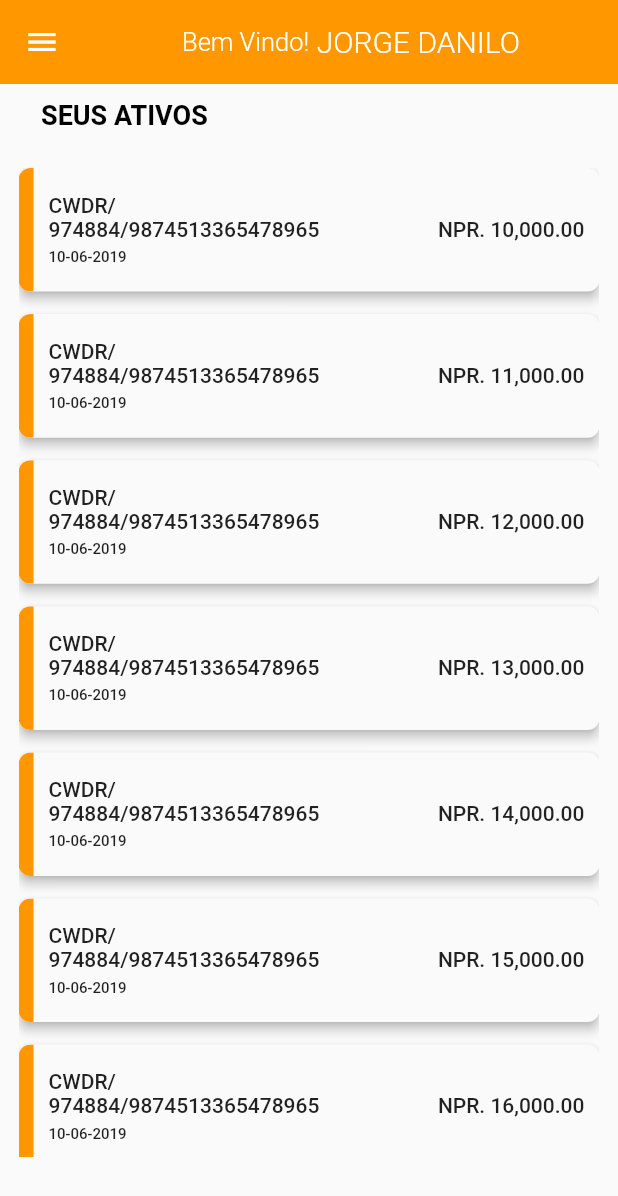
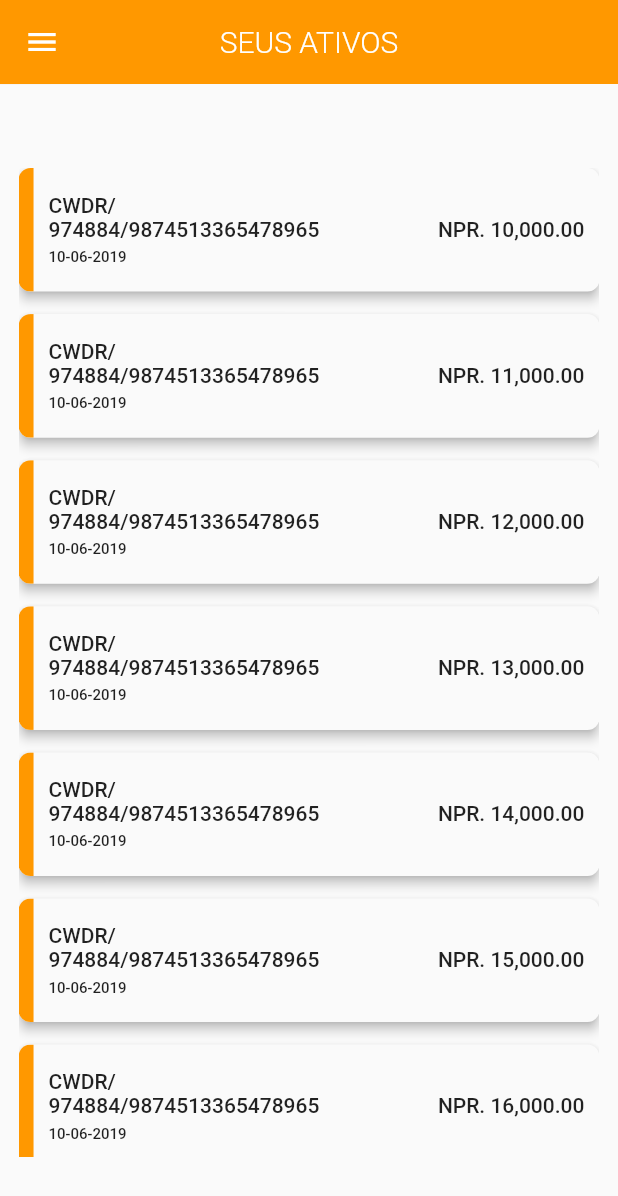
Before and after one commit to JorgeDanilo/Sua-Carteira-Investimentos, a Flutter app: the ActiveListPage screen opened directly, on a phone screen of 412 x 824 dp. Shown: the top 1196 px of the screen. Run offline on Flutter 3.47's test engine with Material 2 defaults, Android fonts, the phone set to English and light mode, and no system bars; our stand-ins replace cached_network_image.

Commit message:
page list your actives

```diff
--- a/lib/pages/actives_list_page.dart
+++ b/lib/pages/actives_list_page.dart
@@ -14,7 +14,7 @@ class _ActiveListPageState extends State<ActiveListPage> {
     Size deviceSize = MediaQuery.of(context).size;
     return Scaffold(
       drawer: DrawerList(),
-      appBar: buildAppBar(),
+      appBar: buildAppBar(title: "Seus Ativos"),
       body: Stack(
         children: <Widget>[
           Container(
@@ -33,7 +33,7 @@ class _ActiveListPageState extends State<ActiveListPage> {
                     physics: BouncingScrollPhysics(),
                     shrinkWrap: true,
                     children: <Widget>[
-                      LastTransactions(name: "Seus Ativos", height: 0.8,),
+                      LastTransactions(height: 0.8,),
                     ],
                   ),
                 ),
--- a/lib/widgets/app_bar.dart
+++ b/lib/widgets/app_bar.dart
@@ -1,33 +1,17 @@
 import 'package:flutter/material.dart';
 
-AppBar buildAppBar({String name}) {
+AppBar buildAppBar({String title}) {
   return AppBar(
-    elevation: 0.0,
+    elevation: 0.1,
     backgroundColor: Colors.orange,
     centerTitle: true,
-    title: Row(
-      mainAxisAlignment: MainAxisAlignment.center,
-      children: <Widget>[
-        Text(
-          'Bem Vindo!',
-          style: TextStyle(
-            fontSize: 17.0,
-            fontWeight: FontWeight.w300,
-            color: Colors.white,
-          ),
-        ),
-        SizedBox(
-          width: 5,
-        ),
-        Text(
-          'Jorge Danilo'.toUpperCase(),
+    title:  Text(
+      (title == null || title.isEmpty) ? "" : title.toUpperCase(),
       style: TextStyle(
         fontSize: 20.0,
         fontWeight: FontWeight.w300,
         color: Colors.white,
       ),
     )
-      ],
-    ),
   );
 }
--- a/lib/widgets/last_transactions.dart
+++ b/lib/widgets/last_transactions.dart
@@ -7,7 +7,7 @@ class LastTransactions extends StatelessWidget {
 
   final double height;
   final String name;
-  LastTransactions({this.name = "Últimas transações", this.height = 0.5});
+  LastTransactions({this.name = "", this.height = 0.5});
 
   @override
   Widget build(BuildContext context) {
```
Lines whose indentation alone changed are shown as unchanged.
